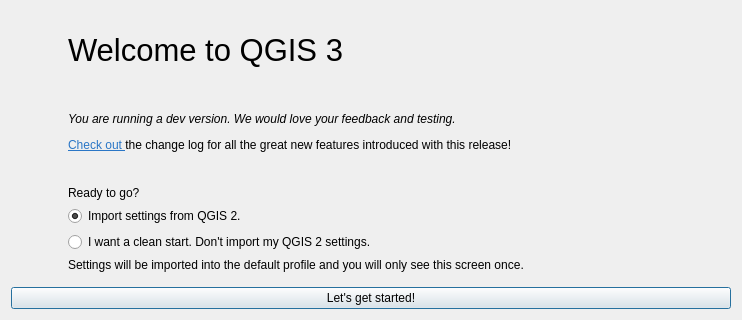
First picture: the form in src/ui/qgsfirstrundialog.ui, repository carsmie/QGIS, before the edit.
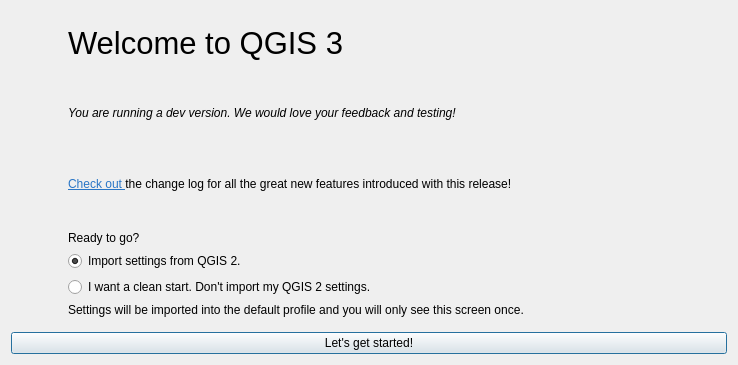
Second picture: the form after the edit. Icons and pictures are not drawn.

Commit message: Improve interaction on first run dialog. Show dev message for dev users. Fix link to changelog

Patch:
```diff
--- a/src/ui/qgsfirstrundialog.ui
+++ b/src/ui/qgsfirstrundialog.ui
@@ -6,8 +6,8 @@
    <rect>
     <x>0</x>
     <y>0</y>
-    <width>742</width>
-    <height>320</height>
+    <width>738</width>
+    <height>365</height>
    </rect>
   </property>
   <property name="windowTitle">
@@ -17,48 +17,7 @@
    <property name="horizontalSpacing">
     <number>50</number>
    </property>
-   <item row="0" column="0" rowspan="3">
-    <widget class="QLabel" name="label_3">
-     <property name="sizePolicy">
-      <sizepolicy hsizetype="Maximum" vsizetype="Maximum">
-       <horstretch>0</horstretch>
-       <verstretch>0</verstretch>
-      </sizepolicy>
-     </property>
-     <property name="text">
-      <string/>
-     </property>
-     <property name="pixmap">
-      <pixmap resource="../../images/images.qrc">:/images/icons/qgis_icon.svg</pixmap>
-     </property>
-     <property name="scaledContents">
-      <bool>false</bool>
-     </property>
-    </widget>
-   </item>
-   <item row="0" column="1">
-    <widget class="QLabel" name="mWelcomeLabel">
-     <property name="font">
-      <font>
-       <pointsize>23</pointsize>
-      </font>
-     </property>
-     <property name="text">
-      <string>Welcome to QGIS 3</string>
-     </property>
-    </widget>
-   </item>
-   <item row="1" column="1">
-    <widget class="QLabel" name="mWelcomeDevLabel">
-     <property name="text">
-      <string>&lt;html&gt;&lt;head/&gt;&lt;body&gt;&lt;p&gt;&lt;span style=&quot; font-style:italic;&quot;&gt;You are running a dev version. We would love your feedback and testing.&lt;/span&gt;&lt;/p&gt;&lt;p&gt;&lt;a href=&quot;http://changelog.qgis.org/en/qgis/version/3.4-LTR/&quot;&gt;&lt;span style=&quot; text-decoration: underline; color:#2a76c6;&quot;&gt;Check out &lt;/span&gt;&lt;/a&gt;the change log for all the great new features introduced with this release!&lt;/p&gt;&lt;/body&gt;&lt;/html&gt;</string>
-     </property>
-     <property name="wordWrap">
-      <bool>true</bool>
-     </property>
-    </widget>
-   </item>
-   <item row="2" column="1">
+   <item row="3" column="1">
     <widget class="QWidget" name="mMigrationWidget" native="true">
      <layout class="QGridLayout" name="gridLayout_2">
       <property name="leftMargin">
@@ -101,13 +60,61 @@
      </layout>
     </widget>
    </item>
-   <item row="3" column="0" colspan="2">
+   <item row="0" column="1">
+    <widget class="QLabel" name="mWelcomeLabel">
+     <property name="font">
+      <font>
+       <pointsize>23</pointsize>
+      </font>
+     </property>
+     <property name="text">
+      <string>Welcome to QGIS 3</string>
+     </property>
+    </widget>
+   </item>
+   <item row="2" column="1">
+    <widget class="QLabel" name="mWelcomeProdLabel">
+     <property name="text">
+      <string>&lt;html&gt;&lt;head/&gt;&lt;body&gt;&lt;a href=&quot;https://www.qgis.org/en/site/forusers/visualchangelogVERSION_TOKEN/index.html&quot;&gt;&lt;span style=&quot; text-decoration: underline; color:#2a76c6;&quot;&gt;Check out &lt;/span&gt;&lt;/a&gt;the change log for all the great new features introduced with this release!&lt;/p&gt;&lt;/body&gt;&lt;/html&gt;</string>
+     </property>
+     <property name="wordWrap">
+      <bool>true</bool>
+     </property>
+    </widget>
+   </item>
+   <item row="4" column="0" colspan="2">
     <widget class="QPushButton" name="pushButton">
      <property name="text">
       <string>Let's get started!</string>
      </property>
     </widget>
    </item>
+   <item row="0" column="0" rowspan="4">
+    <widget class="QLabel" name="label_3">
+     <property name="sizePolicy">
+      <sizepolicy hsizetype="Maximum" vsizetype="Maximum">
+       <horstretch>0</horstretch>
+       <verstretch>0</verstretch>
+      </sizepolicy>
+     </property>
+     <property name="text">
+      <string/>
+     </property>
+     <property name="pixmap">
+      <pixmap resource="../../images/images.qrc">:/images/icons/qgis_icon.svg</pixmap>
+     </property>
+     <property name="scaledContents">
+      <bool>false</bool>
+     </property>
+    </widget>
+   </item>
+   <item row="1" column="1">
+    <widget class="QLabel" name="mWelcomeDevLabel">
+     <property name="text">
+      <string>&lt;html&gt;&lt;head/&gt;&lt;body&gt;&lt;p&gt;&lt;span style=&quot; font-style:italic;&quot;&gt;You are running a dev version. We would love your feedback and testing!&lt;/span&gt;&lt;/p&gt;&lt;/body&gt;&lt;/html&gt;</string>
+     </property>
+    </widget>
+   </item>
   </layout>
  </widget>
  <resources>
```
The commit also changes 1 other file.
